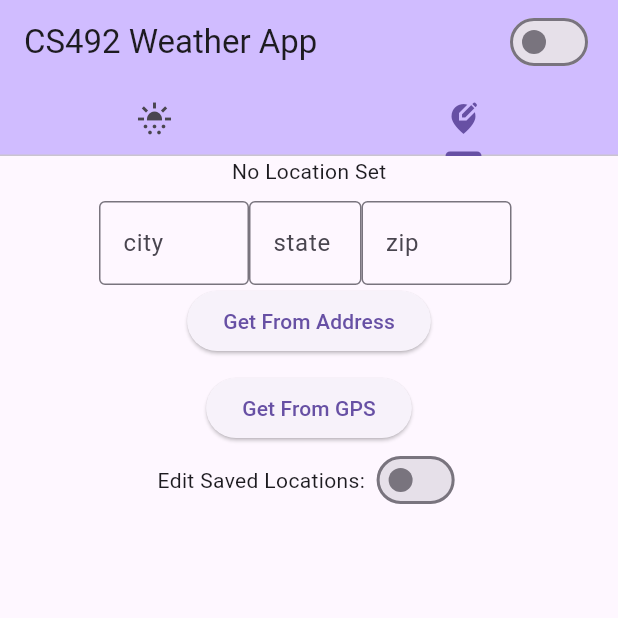
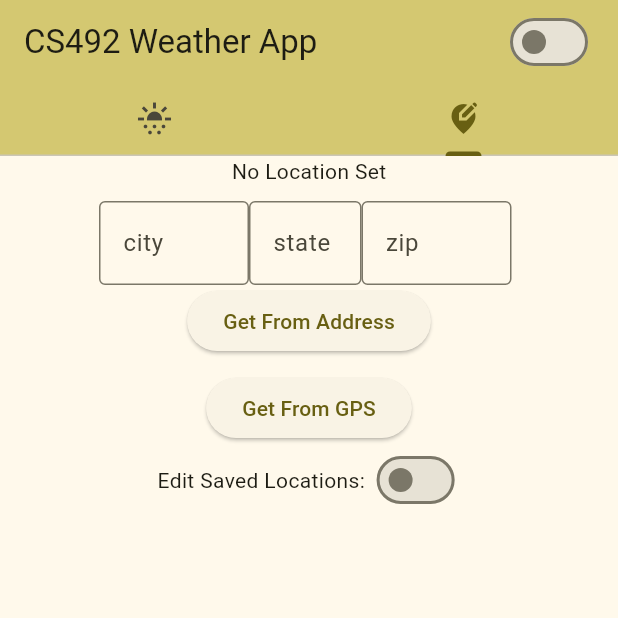
Before and after one commit to xander1111/cs492-weather-app, a Flutter app: the screen it shows after launch, tab 2 chosen, on a phone screen of 412 x 824 dp, the top half of it. Run offline on Flutter 3.47's test engine with Material 3 defaults, Android fonts, the phone set to English and light mode, and no system bars; our stand-ins replace flutter_svg, geocoding, geolocator, shared_preferences, sqflite; accounts and stored records are empty.

Commit message:
finished 8-1 todos

```diff
--- a/lib/main.dart
+++ b/lib/main.dart
@@ -5,6 +5,7 @@ import 'package:weatherapp/widgets/forecast/forecast_tab_widget.dart';
 import 'package:weatherapp/widgets/location/location_tab_widget.dart';
 import 'package:weatherapp/providers/location_provider.dart';
 import 'package:weatherapp/providers/forecast_provider.dart';
+import 'package:weatherapp/themes/themes.dart';
 
 // TODOS: The TODOs are located in Assignment8-1 in canvas assignments
 void main() {
@@ -29,8 +30,8 @@ class MyApp extends StatelessWidget {
 
     return MaterialApp(
       title: title,
-      darkTheme: ThemeData.dark(),
-      theme: ThemeData.light(),
+      theme: lightTheme,
+      darkTheme: darkTheme,
       themeMode: settingsProvider.darkMode ? ThemeMode.dark : ThemeMode.light,
       home: MyHomePage(title: title),
     );
--- /dev/null
+++ b/lib/themes/themes.dart
@@ -0,0 +1,14 @@
+import 'package:flutter/material.dart';
+
+ThemeData lightTheme = ThemeData(
+        colorScheme: ColorScheme.fromSeed(seedColor: Colors.yellow),
+        brightness: Brightness.light,
+        useMaterial3: true,
+      );
+
+ThemeData darkTheme = ThemeData(
+        colorScheme: ColorScheme.fromSeed(
+          seedColor: Colors.blue,
+          brightness: Brightness.dark),
+        useMaterial3: true,
+      );
```
